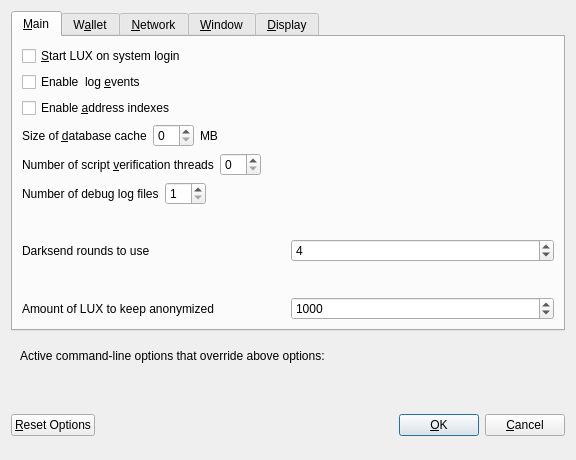
First picture: the form in src/qt/forms/optionsdialog.ui, repository LUX-Core/lux, before the edit.
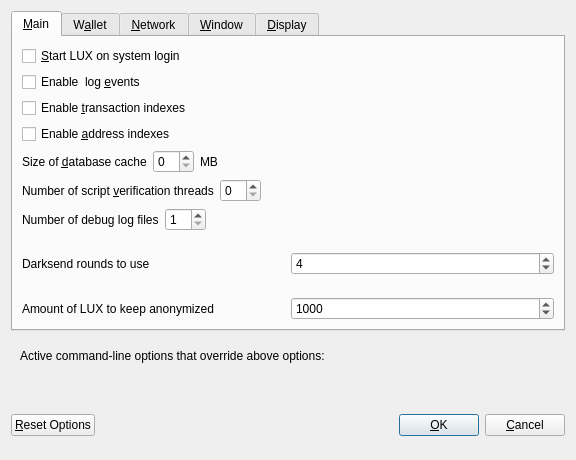
Second picture: the form after the edit. The open tabs and pages were chosen to show the change. Custom widgets are drawn as their Qt base class.

```diff
--- a/src/qt/forms/optionsdialog.ui
+++ b/src/qt/forms/optionsdialog.ui
@@ -44,6 +44,13 @@
          </property>
         </widget>
        </item>
+       <item>
+        <widget class="QCheckBox" name="txIndex">
+         <property name="text">
+          <string>Enable &amp;transaction indexes</string>
+         </property>
+        </widget>
+       </item>
        <item>
         <widget class="QCheckBox" name="addressIndex">
          <property name="text">
```
